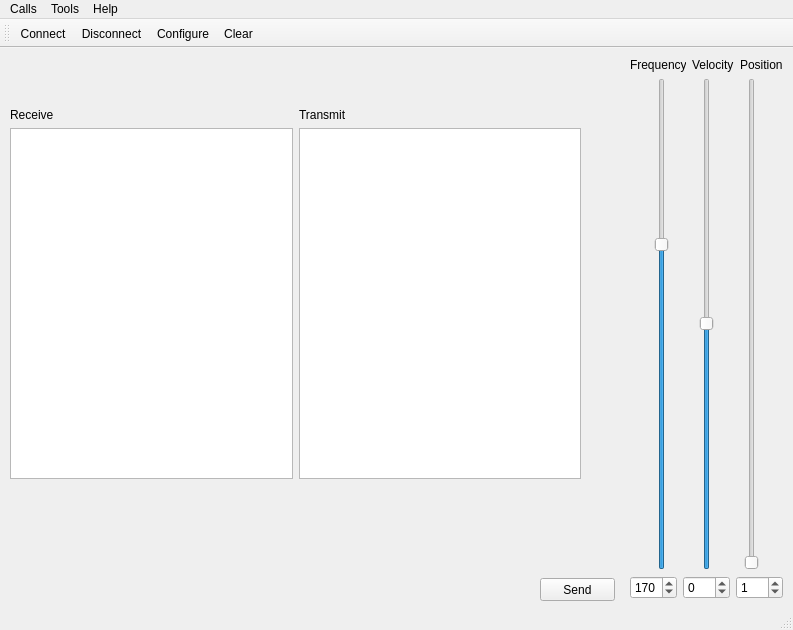
First picture: the form in mainwindow.ui, repository RunoVj/Terminal, before the edit.
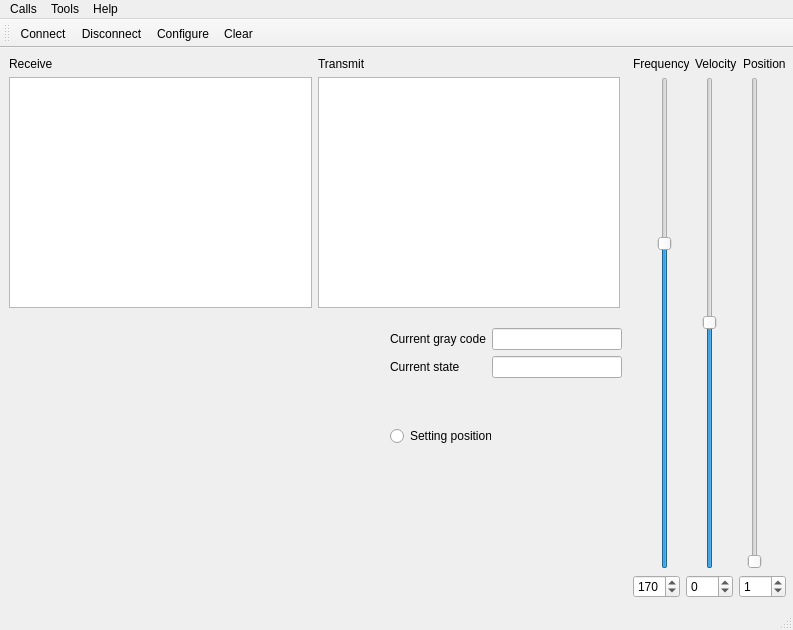
Second picture: the form after the edit. Icons and pictures are not drawn.

```diff
--- a/mainwindow.ui
+++ b/mainwindow.ui
@@ -14,24 +14,51 @@
    <string>Terminal by Ilya Litik</string>
   </property>
   <widget class="QWidget" name="centralwidget">
-   <widget class="QPushButton" name="sendButton">
+   <widget class="QWidget" name="layoutWidget">
     <property name="geometry">
      <rect>
-      <x>540</x>
-      <y>530</y>
-      <width>75</width>
-      <height>23</height>
+      <x>9</x>
+      <y>9</y>
+      <width>611</width>
+      <height>251</height>
      </rect>
     </property>
-    <property name="text">
-     <string>Send</string>
-    </property>
+    <layout class="QVBoxLayout" name="verticalLayout_2">
+     <item>
+      <layout class="QHBoxLayout" name="horizontalLayout_5">
+       <item>
+        <widget class="QLabel" name="label_4">
+         <property name="text">
+          <string>Receive</string>
+         </property>
+        </widget>
+       </item>
+       <item>
+        <widget class="QLabel" name="label_5">
+         <property name="text">
+          <string>Transmit</string>
+         </property>
+        </widget>
+       </item>
+      </layout>
+     </item>
+     <item>
+      <layout class="QHBoxLayout" name="horizontalLayout_4">
+       <item>
+        <widget class="QPlainTextEdit" name="plainTextEditReceive"/>
+       </item>
+       <item>
+        <widget class="QPlainTextEdit" name="plainTextEditTransmit"/>
+       </item>
+      </layout>
+     </item>
+    </layout>
    </widget>
    <widget class="QWidget" name="layoutWidget">
     <property name="geometry">
      <rect>
-      <x>630</x>
-      <y>10</y>
+      <x>633</x>
+      <y>9</y>
       <width>153</width>
       <height>541</height>
      </rect>
@@ -165,43 +192,64 @@
    <widget class="QWidget" name="layoutWidget">
     <property name="geometry">
      <rect>
-      <x>10</x>
-      <y>60</y>
-      <width>571</width>
-      <height>371</height>
+      <x>390</x>
+      <y>280</y>
+      <width>232</width>
+      <height>52</height>
      </rect>
     </property>
-    <layout class="QVBoxLayout" name="verticalLayout_2">
+    <layout class="QVBoxLayout" name="verticalLayout_3">
      <item>
-      <layout class="QHBoxLayout" name="horizontalLayout_5">
+      <layout class="QHBoxLayout" name="horizontalLayout_6">
        <item>
-        <widget class="QLabel" name="label_4">
+        <widget class="QLabel" name="label_6">
          <property name="text">
-          <string>Receive</string>
+          <string>Current gray code</string>
          </property>
         </widget>
        </item>
        <item>
-        <widget class="QLabel" name="label_5">
-         <property name="text">
-          <string>Transmit</string>
+        <widget class="QLineEdit" name="lineEditGrayCode">
+         <property name="readOnly">
+          <bool>true</bool>
          </property>
         </widget>
        </item>
       </layout>
      </item>
      <item>
-      <layout class="QHBoxLayout" name="horizontalLayout_4">
+      <layout class="QHBoxLayout" name="horizontalLayout_7">
        <item>
-        <widget class="QPlainTextEdit" name="plainTextEditReceive"/>
+        <widget class="QLabel" name="label_7">
+         <property name="text">
+          <string>Current state        </string>
+         </property>
+        </widget>
        </item>
        <item>
-        <widget class="QPlainTextEdit" name="plainTextEditTransmit"/>
+        <widget class="QLineEdit" name="lineEditState">
+         <property name="readOnly">
+          <bool>true</bool>
+         </property>
+        </widget>
        </item>
       </layout>
      </item>
     </layout>
    </widget>
+   <widget class="QRadioButton" name="radioButton">
+    <property name="geometry">
+     <rect>
+      <x>390</x>
+      <y>380</y>
+      <width>101</width>
+      <height>16</height>
+     </rect>
+    </property>
+    <property name="text">
+     <string>Setting position</string>
+    </property>
+   </widget>
   </widget>
   <widget class="QMenuBar" name="menubar">
    <property name="geometry">
```
